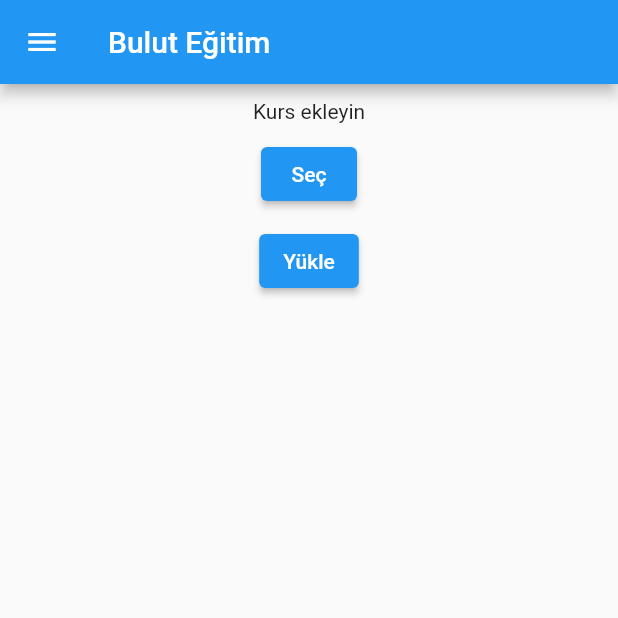
After one commit to melikegoncu/bulutegitim, a Flutter app: the MobilUploadPage screen opened directly, on a phone screen of 412 x 824 dp, the top half of it. The commit adds this screen. Run offline on Flutter 3.47's test engine with Material 2 defaults, Android fonts, the phone set to English and light mode, and no system bars; our stand-ins replace cloud_firestore, easy_sidemenu, file_picker, firebase_auth, firebase_core, firebase_storage and 2 more; accounts and stored records are empty.

Commit message:
Web and mobile video upload to Firebase Storage

```diff
--- a/lib/main.dart
+++ b/lib/main.dart
@@ -11,7 +11,8 @@ void main() async {
           apiKey: "AIzaSyA5DzQqLkkwt_NFEGN19Mje3k7SLdeZBR8",
           appId: "1:192475888110:web:507de23fc29cf2098bf6ff",
           messagingSenderId: "192475888110",
-          projectId: "bulutegitim-2f12a"));
+          projectId: "bulutegitim-2f12a",
+          storageBucket: "bulutegitim-2f12a.appspot.com"));
 
   runApp(const MaterialApp(debugShowCheckedModeBanner: false, home: HomeWebScreen()));
 }
--- a/lib/net/firebase.dart
+++ b/lib/net/firebase.dart
@@ -46,3 +46,8 @@ Stream<QuerySnapshot> readItems() {
 
   return notesItemCollection.snapshots();
 }
+
+Future<Stream<QuerySnapshot>> getUserData() async{
+    var firebaseUser = auth.currentUser!;
+    return await FirebaseFirestore.instance.collection("Users").where("uid"==firebaseUser.uid).snapshots();
+  }
--- /dev/null
+++ b/lib/screens/pages/course_upload_mobile.dart
@@ -0,0 +1,108 @@
+import 'dart:io';
+import 'package:file_picker/file_picker.dart';
+import 'package:firebase_storage/firebase_storage.dart';
+import 'package:flutter/material.dart';
+
+import 'mobile_drawer.dart';
+class MobilUploadPage extends StatefulWidget {
+  const MobilUploadPage({Key? key}) : super(key: key);
+
+  @override
+  State<MobilUploadPage> createState() => _MobilUploadPageState();
+}
+
+class _MobilUploadPageState extends State<MobilUploadPage> {
+  PlatformFile? pickedFile;
+  UploadTask? uploadTask;
+
+Future selectFile() async {
+  FilePickerResult? result = await FilePicker.platform.pickFiles(
+    type: FileType.video,
+    allowMultiple: false
+  );
+  if (result == null) return;
+
+  setState(() {
+    pickedFile= result.files.first;
+  });
+}
+  Future uploadFile() async{
+    final path = 'courses/${pickedFile!.name}';
+    final file = File(pickedFile!.path!);
+
+    final ref = FirebaseStorage.instance.ref().child(path);
+    setState(() {
+    uploadTask= ref.putFile(file);
+});
+
+    final snapshot =await uploadTask!.whenComplete(() {});
+
+    final urlDownload = await snapshot.ref.getDownloadURL();
+    print('Download Link: $urlDownload');
+
+    setState(() {
+      uploadTask=null;
+    });
+  }
+
+  @override
+  Widget build(BuildContext context) {
+    return Scaffold(
+        appBar: AppBar(
+          title: const Text("Bulut Eğitim")
+        ),
+        body: Center(
+      child: Column(
+        children: [
+          if (pickedFile != null)
+          Expanded(
+            child: Container(
+            child:  Text(pickedFile!.name)
+          )),
+          SizedBox(height: 10,),
+          const Text("Kurs ekleyin"),
+          SizedBox(height: 10,),
+
+          ElevatedButton(onPressed: selectFile, child: const Text("Seç")),
+          SizedBox(height: 10,),
+
+          ElevatedButton(onPressed: uploadFile, child: const Text("Yükle")),
+          SizedBox(height: 10,),
+
+          buildProgress(),
+
+        ],
+      ),
+    ),
+        drawer: NavDrawer()
+    );
+  }
+    Widget buildProgress() => StreamBuilder<TaskSnapshot>(
+    stream: uploadTask?.snapshotEvents,
+    builder: (context,snaphot){
+      if(snaphot.hasData){
+        final data =snaphot.data!;
+        double progress= data.bytesTransferred / data.totalBytes;
+
+        return SizedBox(
+          height: 50,
+          child: Stack(
+            fit: StackFit.expand,
+            children: [
+              LinearProgressIndicator(
+                value: progress,
+                backgroundColor: Colors.grey,
+                color: Colors.green,
+              ),
+              Center(child: Text(
+                '${(100*progress).roundToDouble()}%',
+                style: const TextStyle(color: Colors.white),
+              ))
+            ],
+          ),
+        );
+      } else {
+        return const SizedBox(height:50);
+      }
+    },);
+}
--- a/pubspec.yaml
+++ b/pubspec.yaml
@@ -55,6 +55,9 @@ dev_dependencies:
   easy_sidemenu: ^0.2.1
   fluttertoast: ^8.0.9
   flutter_switch: ^0.3.2
+  file_picker: ^4.5.1
+  firebase_storage: ^10.2.16
+  video_player: ^2.4.2
 
 
 # For information on the generic Dart part of this file, see the
```
Also changed, not shown: lib/screens/auth/web_entrance.dart (+3 -9 lines), lib/screens/pages/course_upload_web.dart (added, +106 -0 lines), lib/screens/pages/mobile_drawer.dart (+27 -7 lines), lib/screens/pages/profile_mobile.dart (+91 -9 lines), lib/screens/pages/profile_web.dart (+6 -5 lines), lib/screens/pages/web_drawer.dart (deleted, +0 -151 lines), pubspec.lock.
